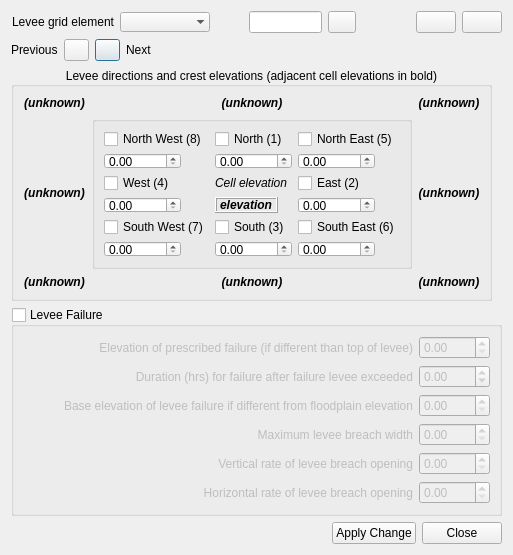
Before: the Qt Designer form flo2d/ui/individual_levee_data.ui in FLO-2DSoftware/qgis-flo-2d-plugin, drawn with Qt 5.
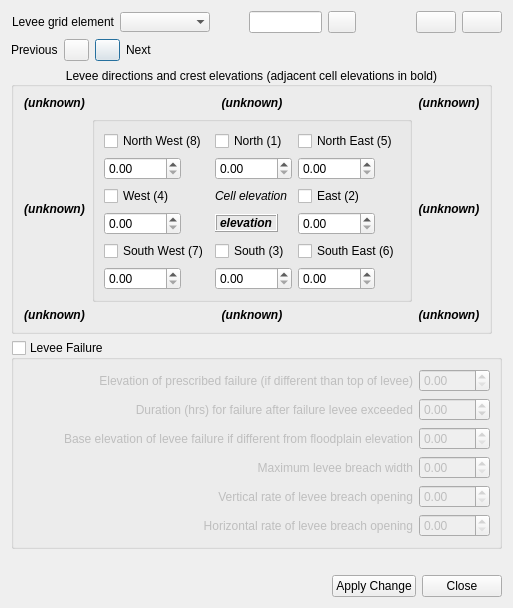
After: the same form once the commit is applied. Icons and pictures are not drawn. Custom widgets are drawn as their Qt base class.

Commit message: Update tooltips in individual_levee_data.ui for failure duration parameters

The edit to the form file:
```diff
--- a/flo2d/ui/individual_levee_data.ui
+++ b/flo2d/ui/individual_levee_data.ui
@@ -7,7 +7,7 @@
     <x>0</x>
     <y>0</y>
     <width>513</width>
-    <height>548</height>
+    <height>608</height>
    </rect>
   </property>
   <property name="sizePolicy">
```
Left out of the diff: 4 changed lines with no effect on the pictures.
